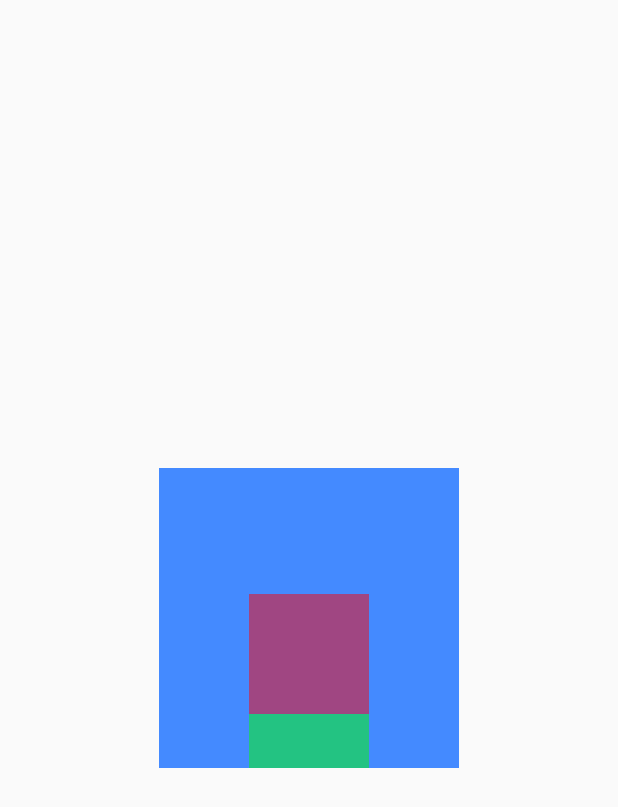
After one commit to zincPower/flutter-study-2021, a Flutter app: the MyHomePage screen opened directly, after a tap on "Align Layout", on a phone screen of 412 x 824 dp. The commit adds this screen. Shown: the top 807 px of the screen. Run offline on Flutter 3.47's test engine with Material 2 defaults, Android fonts, the phone set to English and light mode, and no system bars; our stand-ins replace camera, video_player.

Commit message:
feat: 增加 Align

```diff
--- /dev/null
+++ b/lib/layout/align_widget.dart
@@ -0,0 +1,63 @@
+import 'package:flutter/material.dart';
+
+class AlignWidget extends StatelessWidget {
+  const AlignWidget({Key? key}) : super(key: key);
+
+  @override
+  Widget build(BuildContext context) {
+    return Scaffold(
+      body: Center(
+        child: Stack(
+          children: [
+            Container(
+              width: 200,
+              height: 200,
+              color: Colors.blueAccent,
+              child: Align(
+                // alignment 为 AlignmentGeometry 类型
+                // 必须是 Alignment、FractionalOffset 类型的值
+                // alignment: FractionalOffset.topCenter,
+                // alignment: FractionalOffset(1, 2),
+                // alignment: Alignment.topRight,
+                alignment: Alignment(0, 0.4),
+                // 宽度和高度的缩放因子，会将子控件的尺寸乘以该缩放因子，得到 Align 的尺寸
+                // 如果设置为 null，则会撑满 Align 的父控件空间，相当于 Android 的 match_parent
+                // widthFactor: null,
+                // widthFactor: 3,
+                // heightFactor: 3,
+                child: Container(
+                  width: 80,
+                  height: 80,
+                  color: Color.fromARGB(125, 255, 0, 0),
+                ),
+              ),
+            ),
+            Container(
+              width: 200,
+              height: 200,
+              color: Colors.transparent,
+              child: Align(
+                // alignment 为 AlignmentGeometry 类型
+                // 必须是 Alignment、FractionalOffset 类型的值
+                // alignment: FractionalOffset.topCenter,
+                // alignment: FractionalOffset(1, 2),
+                // alignment: Alignment.topRight,
+                alignment: Alignment(0, 1),
+                // 宽度和高度的缩放因子，会将子控件的尺寸乘以该缩放因子，得到 Align 的尺寸
+                // 如果设置为 null，则会撑满 Align 的父控件空间，相当于 Android 的 match_parent
+                // widthFactor: null,
+                // widthFactor: 3,
+                // heightFactor: 3,
+                child: Container(
+                  width: 80,
+                  height: 36,
+                  color: Color.fromARGB(125, 0, 255, 0),
+                ),
+              ),
+            ),
+          ],
+        ),
+      ),
+    );
+  }
+}
--- a/lib/layout/layout_main.dart
+++ b/lib/layout/layout_main.dart
@@ -1,5 +1,6 @@
 import 'package:flutter/foundation.dart';
 import 'package:flutter/material.dart';
+import 'package:flutter_study_2021/layout/align_widget.dart';
 import 'package:flutter_study_2021/layout/column_widget.dart';
 import 'package:flutter_study_2021/layout/flex_widget.dart';
 import 'package:flutter_study_2021/layout/flow_widget.dart';
@@ -100,6 +101,14 @@ class _MyHomePageState extends State<MyHomePage> {
               },
               child: Text('Stack Layout'),
             ),
+            TextButton(
+              onPressed: () {
+                Navigator.push(context, MaterialPageRoute(builder: (context) {
+                  return AlignWidget();
+                }));
+              },
+              child: Text('Align Layout'),
+            ),
           ],
         ),
       ),
```
